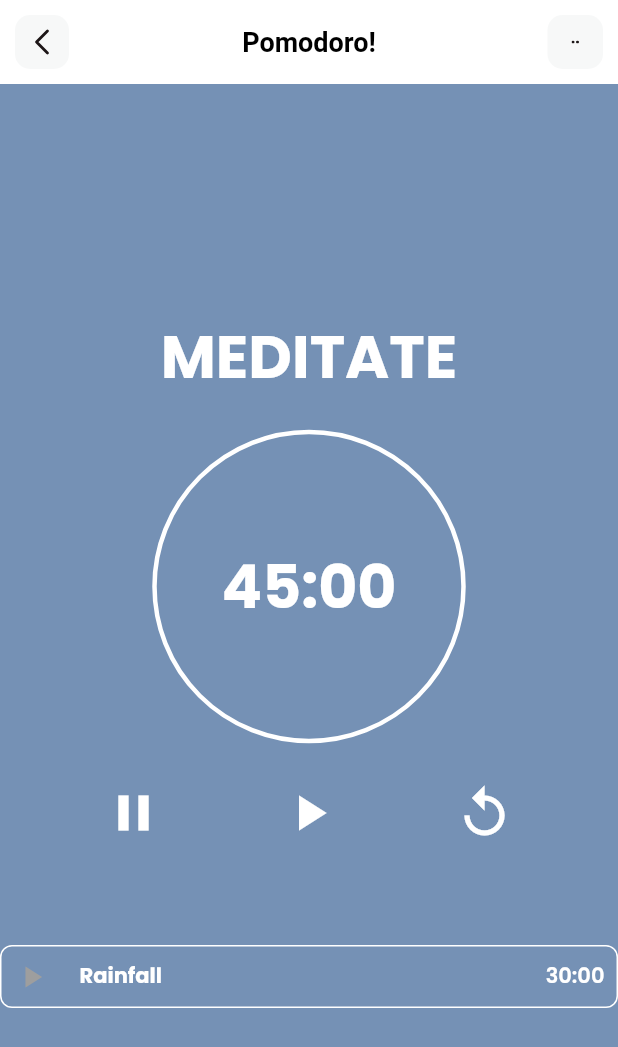
After one commit to neminsheth/mental-health-assistant, a Flutter app: the MeditateScreen screen opened directly, on a phone screen of 412 x 824 dp. The commit adds this screen. Shown: the top 1047 px of the screen. Run offline on Flutter 3.47's test engine with Material 2 defaults, Android fonts, the phone set to English and light mode, and no system bars; drawn by our look-alikes of circular_countdown_timer; our stand-ins replace flashy_tab_bar2, flutter_svg; missing offline and left inert: video_thumbnail_imageview.

Commit message:
meditate, ui, few more functionality

```diff
--- /dev/null
+++ b/lib/feed/meditate.dart
@@ -0,0 +1,168 @@
+import 'package:flutter/material.dart';
+import 'package:circular_countdown_timer/circular_countdown_timer.dart';
+import 'package:flutter_svg/svg.dart';
+import 'package:ipd/feed/feed.dart';
+
+import '../colors.dart';
+import '../general/music_tile.dart';
+import '../home.dart';
+
+class MeditateScreen extends StatefulWidget {
+  const MeditateScreen({Key? key}) : super(key: key);
+
+  @override
+  _MeditateScreenState createState() => _MeditateScreenState();
+}
+
+class _MeditateScreenState extends State<MeditateScreen> {
+  late CountDownController _controller;
+
+  @override
+  void initState() {
+    super.initState();
+    _controller = CountDownController();
+  }
+
+  @override
+  Widget build(BuildContext context) {
+    return Scaffold(
+      appBar: appBar(),
+      backgroundColor: AppColors.secondaryblue,
+      body: Center(
+        child: SingleChildScrollView(
+          physics: NeverScrollableScrollPhysics(),
+          child: Column(
+            mainAxisAlignment: MainAxisAlignment.center,
+            children: [
+              Text(
+                'MEDITATE',
+                style: TextStyle(
+                  fontSize: 40,
+                  color: Colors.white,
+                  fontFamily: 'Poppins',
+                  fontWeight: FontWeight.bold,
+                ),
+              ),
+              SizedBox(height: 20),
+              CircularCountDownTimer(
+                duration: 2700,
+                initialDuration: 0,
+                controller: _controller,
+                width: MediaQuery.of(context).size.width / 2,
+                height: MediaQuery.of(context).size.width / 2,
+                ringColor: Colors.white,
+                fillColor: Colors.transparent,
+                backgroundColor: Colors.transparent,
+                strokeWidth: 3.0,
+                strokeCap: StrokeCap.round,
+                textStyle: const TextStyle(
+                  fontSize: 40.0,
+                  color: Colors.white,
+                  fontWeight: FontWeight.bold,
+                ),
+                textFormat: CountdownTextFormat.MM_SS,
+                isReverse: true,
+                isReverseAnimation: false,
+                isTimerTextShown: true,
+                autoStart: false,
+                onComplete: () {
+                  print('Countdown Completed');
+                },
+              ),
+              SizedBox(height: 20),
+              Row(
+                mainAxisAlignment: MainAxisAlignment.spaceEvenly,
+                children: [
+                  IconButton(
+                    onPressed: () {
+                      _controller.pause();
+                    },
+                    icon: Icon(Icons.pause),
+                    color: Colors.white,
+                    iconSize: 40,
+                  ),
+                  IconButton(
+                    onPressed: () {
+                      _controller.start();
+                    },
+                    icon: Icon(Icons.play_arrow),
+                    color: Colors.white,
+                    iconSize: 40,
+                  ),
+                  IconButton(
+                    onPressed: () {
+                      _controller.restart(duration: 2700);
+                    },
+                    icon: Icon(Icons.replay),
+                    color: Colors.white,
+                    iconSize: 40,
+                  ),
+                ],
+              ),
+              SizedBox(height: 60),
+              MusicTile(
+                title: 'Rainfall',
+                length: '30:00',
+                isLocked: false,
+              ),
+            ],
+          ),
+        ),
+      ),
+    );
+  }
+  AppBar appBar() {
+    return AppBar(
+      leading: GestureDetector(
+        onTap: () {
+          Navigator.push(
+              context, MaterialPageRoute(builder: (context) => HomePage()));
+        },
+        child: Container(
+          margin: const EdgeInsets.all(10),
+          alignment: Alignment.center,
+          width: 37,
+          child: SvgPicture.asset(
+            'assets/icons/Arrow - Left 2.svg',
+            height: 25,
+            width: 25,
+          ),
+          decoration: BoxDecoration(
+            color: const Color(0xffF7F8F8),
+            borderRadius: BorderRadius.circular(10),
+          ),
+        ),
+      ),
+      title: const Text(
+        'Pomodoro!',
+        style: TextStyle(
+          color: Colors.black,
+          fontSize: 18,
+          fontWeight: FontWeight.bold,
+        ),
+      ),
+      backgroundColor: Colors.white,
+      elevation: 0.0,
+      centerTitle: true,
+      actions: [
+        GestureDetector(
+          onTap: () {},
+          child: Container(
+            margin: const EdgeInsets.all(10),
+            alignment: Alignment.center,
+            width: 37,
+            child: SvgPicture.asset(
+              'assets/icons/dots.svg',
+              height: 5,
+              width: 5,
+            ),
+            decoration: BoxDecoration(
+              color: const Color(0xffF7F8F8),
+              borderRadius: BorderRadius.circular(10),
+            ),
+          ),
+        ),
+      ],
+    );
+  }
+}
--- /dev/null
+++ b/lib/general/music_tile.dart
@@ -0,0 +1,53 @@
+import 'package:flutter/material.dart';
+
+class MusicTile extends StatelessWidget {
+  const MusicTile({
+    Key? key,
+    required this.title,
+    required this.length,
+    this.isLocked = true,
+  }) : super(key: key);
+
+  final String title;
+  final bool isLocked;
+  final String length;
+
+  @override
+  Widget build(BuildContext context) {
+    return Container(
+      decoration: BoxDecoration(
+        border: Border.all(color: Colors.white),
+        borderRadius: BorderRadius.circular(8),
+      ),
+      padding: EdgeInsets.all(8),
+      child: Row(
+        children: [
+          Icon(
+            isLocked ? Icons.lock : Icons.play_arrow,
+            color: Colors.grey,
+          ),
+          SizedBox(width: 20),
+          Text(
+            title,
+            style: TextStyle(
+              fontSize: 14,
+              color: Colors.white, // Changed to white text color
+              fontFamily: 'Poppins', // Set font family to Poppins
+              fontWeight: isLocked ? FontWeight.w600 : FontWeight.w700,
+            ),
+          ),
+          Spacer(),
+          Text(
+            length,
+            style: TextStyle(
+              color: Colors.white, // Changed to white text color
+              fontWeight: FontWeight.w600,
+              fontSize: 14,
+              fontFamily: 'Poppins', // Set font family to Poppins
+            ),
+          ),
+        ],
+      ),
+    );
+  }
+}
--- a/lib/main.dart
+++ b/lib/main.dart
@@ -1,6 +1,5 @@
 import 'package:flutter/material.dart';
-
-import 'home.dart';
+import 'package:ipd/home.dart'; // Make sure to import HomePage from home.dart
 
 void main() {
   runApp(MyApp());
@@ -20,7 +19,7 @@ class MyApp extends StatelessWidget {
           ),
         ),
       ),
-      home: HomePage(),
+      home: HomePage(), // Ensure HomePage is used as the home widget
     );
   }
 }
--- a/pubspec.yaml
+++ b/pubspec.yaml
@@ -41,6 +41,9 @@ dependencies:
   youtube_player_flutter: ^8.1.2
   flutter_svg: ^2.0.5
   http: ^0.13.3
+  flutter_screenutil: ^5.7.0
+  circular_countdown_timer: ^0.2.3
+  audioplayers: ^4.1.0
 
 dev_dependencies:
   flutter_test:
@@ -67,6 +70,8 @@ flutter:
   # To add assets to your application, add an assets section, like this:
   assets:
     - assets/icons/
+    - assets/images/
+    - assets/sounds/
 
   # An image asset can refer to one or more resolution-specific "variants", see
   # https://flutter.dev/assets-and-images/#resolution-aware
```
Also changed, not shown: lib/feed/feed.dart (+5 -2 lines), lib/feed/music.dart (+4 -3 lines), lib/feed/quotes.dart (+97 -1 lines), assets/icons/flower.png (added), assets/images/desert.jpeg (added), assets/images/ocean.jpeg (added), assets/images/sky.jpeg (added), assets/images/tree.jpeg (added), assets/images/user.jpeg (added), assets/images/yoga.jpeg (added), pubspec.lock, 7 other files.
